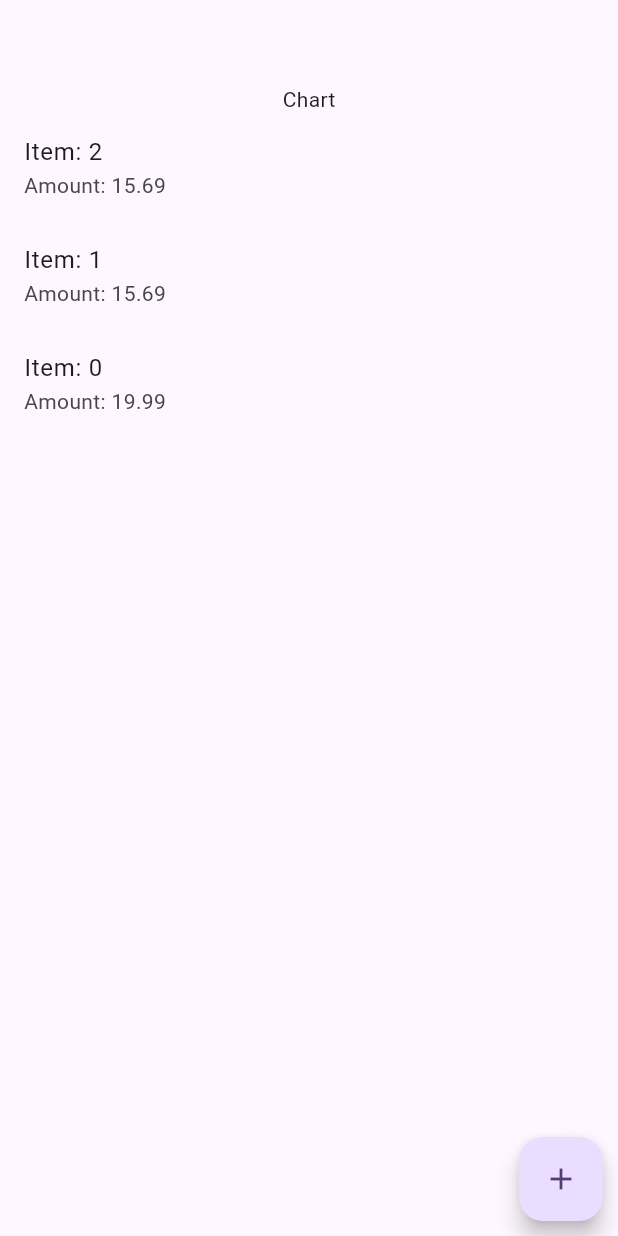
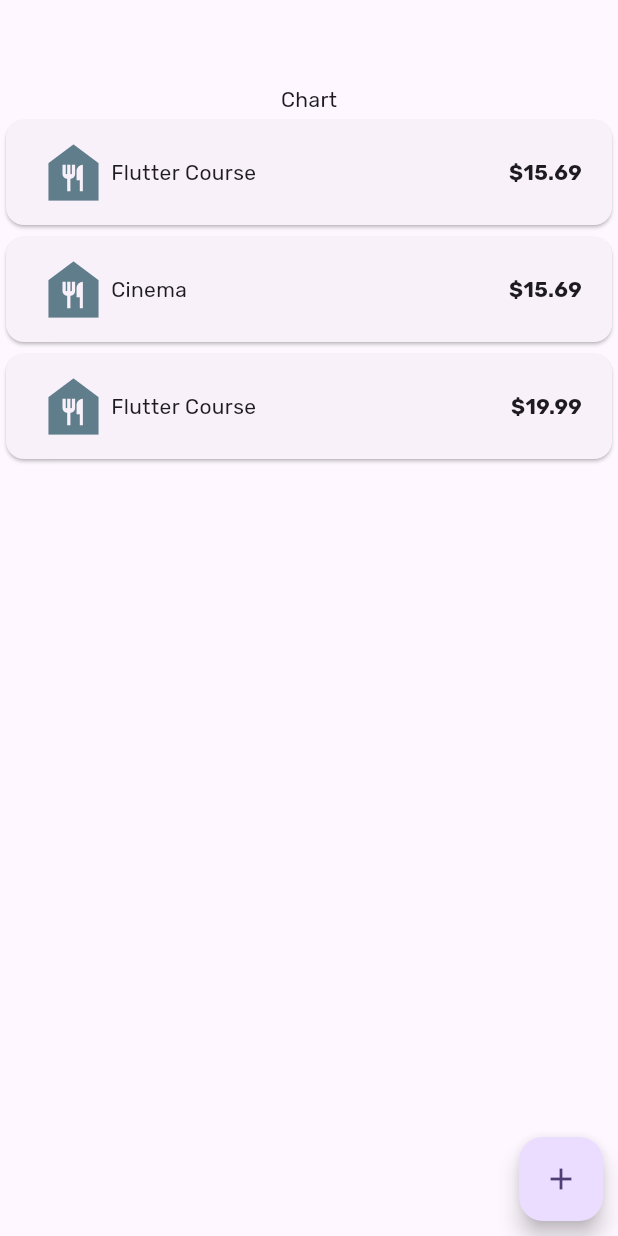
Before and after one commit to MohammadKanaan/flutter_expense_tracker, a Flutter app: the screen it shows after launch, on a phone screen of 412 x 824 dp. Run offline on Flutter 3.47's test engine with Material 3 defaults, Android fonts, the phone set to English and light mode, and no system bars; our stand-ins replace google_fonts, hooks_riverpod.

Commit message:
feat: code splitting feat: created expense_item

```diff
--- a/lib/expenses.dart
+++ b/lib/expenses.dart
@@ -1,4 +1,4 @@
-import 'package:expense_tracker/components/expenses_list.dart';
+import 'package:expense_tracker/widgets/expenses_list.dart';
 import 'package:flutter/material.dart';
 
 class Expenses extends StatelessWidget {
--- a/lib/main.dart
+++ b/lib/main.dart
@@ -1,4 +1,5 @@
 import 'package:expense_tracker/expenses.dart';
+import 'package:expense_tracker/theme.dart';
 import 'package:flutter/material.dart';
 import 'package:hooks_riverpod/hooks_riverpod.dart';
 
@@ -14,10 +15,7 @@ class MyApp extends StatelessWidget {
   Widget build(BuildContext context) {
     return MaterialApp(
       title: 'Flutter Demo',
-      theme: ThemeData(
-        colorScheme: ColorScheme.fromSeed(seedColor: Colors.deepPurple),
-        useMaterial3: true,
-      ),
+      theme: appTheme,
       home: const Expenses(),
     );
   }
--- /dev/null
+++ b/lib/presentation/my_flutter_app_icons.dart
@@ -0,0 +1,42 @@
+/// Flutter icons MyFlutterApp
+/// Copyright (C) 2024 by original authors @ fluttericon.com, fontello.com
+/// This font was generated by FlutterIcon.com, which is derived from Fontello.
+///
+/// To use this font, place it in your fonts/ directory and include the
+/// following in your pubspec.yaml
+///
+/// flutter:
+///   fonts:
+///    - family:  MyFlutterApp
+///      fonts:
+///       - asset: fonts/MyFlutterApp.ttf
+///
+///
+/// * Entypo, Copyright (C) 2012 by Daniel Bruce
+///         Author:    Daniel Bruce
+///         License:   SIL (http://scripts.sil.org/OFL)
+///         Homepage:  http://www.entypo.com
+/// * Font Awesome 4, Copyright (C) 2016 by Dave Gandy
+///         Author:    Dave Gandy
+///         License:   SIL ()
+///         Homepage:  http://fortawesome.github.com/Font-Awesome/
+/// * Font Awesome 5, Copyright (C) 2016 by Dave Gandy
+///         Author:    Dave Gandy
+///         License:   SIL (https://github.com/FortAwesome/Font-Awesome/blob/master/LICENSE.txt)
+///         Homepage:  http://fortawesome.github.com/Font-Awesome/
+///
+import 'package:flutter/widgets.dart';
+
+class MyFlutterApp {
+  MyFlutterApp._();
+
+  static const _kFontFam = 'MyFlutterApp';
+  static const String? _kFontPkg = null;
+
+  static const IconData calendar = IconData(0xe800, fontFamily: _kFontFam, fontPackage: _kFontPkg);
+  static const IconData flight = IconData(0xe801, fontFamily: _kFontFam, fontPackage: _kFontPkg);
+  static const IconData question = IconData(0xf128, fontFamily: _kFontFam, fontPackage: _kFontPkg);
+  static const IconData umbrella_beach = IconData(0xf5ca, fontFamily: _kFontFam, fontPackage: _kFontPkg);
+  static const IconData business_time = IconData(0xf64a, fontFamily: _kFontFam, fontPackage: _kFontPkg);
+  static const IconData hamburger = IconData(0xf805, fontFamily: _kFontFam, fontPackage: _kFontPkg);
+}
--- /dev/null
+++ b/lib/theme.dart
@@ -0,0 +1,8 @@
+import 'package:flutter/material.dart';
+import 'package:google_fonts/google_fonts.dart';
+
+final ThemeData appTheme = ThemeData(
+  colorScheme: ColorScheme.fromSeed(seedColor: Colors.deepPurple),
+  useMaterial3: true,
+  textTheme: GoogleFonts.rubikTextTheme(),
+);
--- /dev/null
+++ b/lib/widgets/expense_item.dart
@@ -0,0 +1,27 @@
+import 'package:expense_tracker/models/expense.dart';
+import 'package:flutter/material.dart';
+
+class ExpenseItem extends StatelessWidget {
+  final Expense expense;
+  const ExpenseItem({required this.expense, super.key});
+
+  @override
+  Widget build(BuildContext context) {
+    return Card(
+      child: Padding(
+        padding: const EdgeInsets.symmetric(horizontal: 20, vertical: 10),
+        child: Row(
+          children: [
+            const Icon(Icons.food_bank, size: 50, color: Colors.blueGrey),
+            Text('${expense.title}'),
+            const Spacer(),
+            Text(
+              '\$${expense.amount.toStringAsFixed(2)}',
+              style: const TextStyle(fontWeight: FontWeight.bold, fontSize: 14),
+            ),
+          ],
+        ),
+      ),
+    );
+  }
+}
--- a/lib/components/expenses_list.dart
+++ b/lib/widgets/expenses_list.dart
@@ -1,5 +1,6 @@
 import 'package:expense_tracker/models/expense.dart';
 import 'package:expense_tracker/provider.dart';
+import 'package:expense_tracker/widgets/expense_item.dart';
 import 'package:flutter/material.dart';
 import 'package:hooks_riverpod/hooks_riverpod.dart';
 
@@ -21,10 +22,7 @@ class ExpensesList extends HookConsumerWidget {
             scrollDirection: Axis.vertical,
             itemCount: registeredExpenses.length,
             itemBuilder: (context, index) {
-              return ListTile(
-                title: Text('Item: $index'),
-                subtitle: Text('Amount: ${registeredExpenses[index].amount}'),
-              );
+              return ExpenseItem(expense: registeredExpenses[index]);
             },
           ),
         ),
--- a/pubspec.yaml
+++ b/pubspec.yaml
@@ -38,6 +38,7 @@ dependencies:
   uuid: ^4.4.0
   riverpod: ^2.5.1
   hooks_riverpod: ^2.5.1
+  google_fonts: ^6.2.1
 
 dev_dependencies:
   flutter_test:
```
Also changed, not shown: assets/icons/MyFlutterApp.ttf (added), pubspec.lock.
